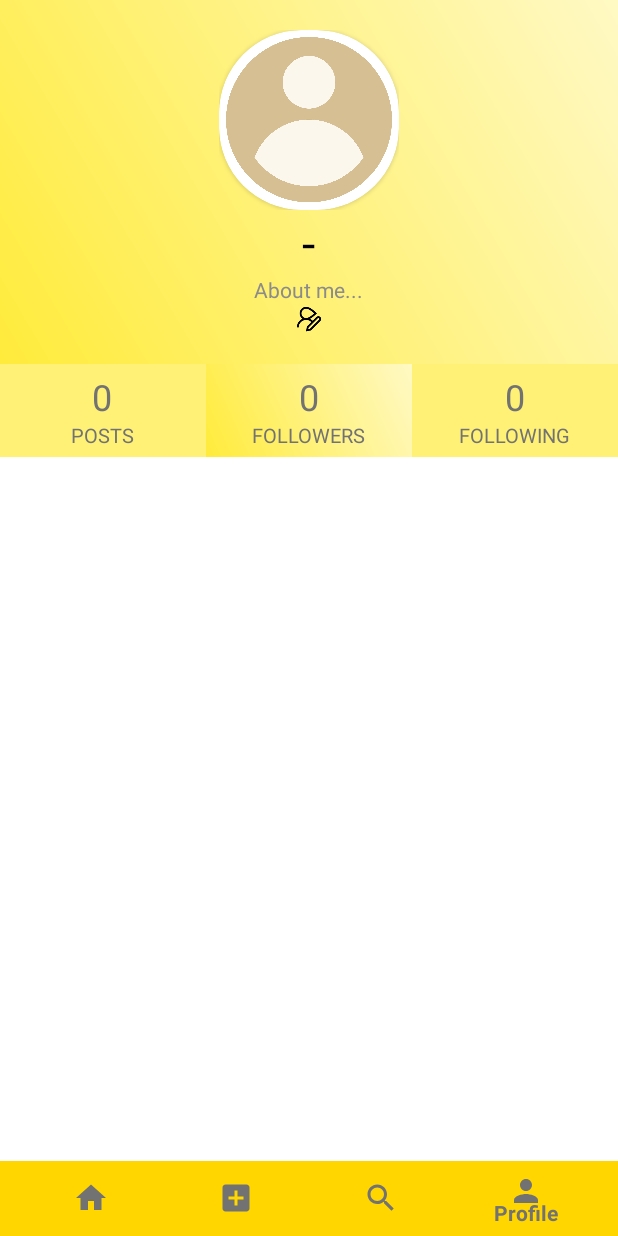
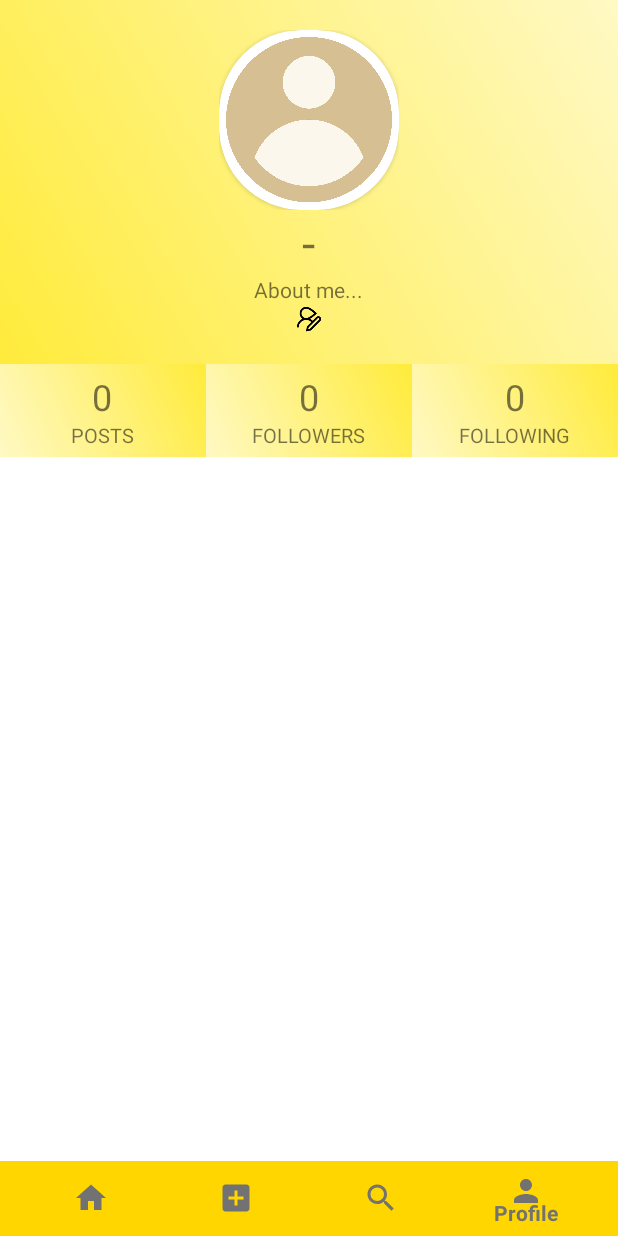
Before and after one commit to KlaudiaKriva/Instaliter, an Android app: the ProfileOfOthersActivity screen opened directly, with no data from a screen before it, item 4 of the bottom bar chosen, on a phone screen of 412 x 824 dp. Run offline under Robolectric (Android 15) with nearby library versions, the phone set to English and light mode, and no system bars; our stand-ins replace Volley; pictures from the network do not load; 9 statements that could not run were skipped.

Commit message:
changing dark mode to violet mode, changing follow and unfollow buttons

```diff
--- a/app/src/main/java/com/example/instaliter/RegisterActivity.java
+++ b/app/src/main/java/com/example/instaliter/RegisterActivity.java
@@ -33,7 +33,7 @@ public class RegisterActivity extends AppCompatActivity {
     public static long userID;
     public static String userName;
     public static String token;
-    public static String registerurl = "http://192.168.2.240:5005/";
+    public static String registerurl = "http://192.168.0.102:5005/";
     public static String profileimage;
     DarkModeActivity modSharedPrefs;
 
--- /dev/null
+++ b/app/src/main/res/drawable/grad_bg3.xml
@@ -0,0 +1,10 @@
+<shape xmlns:android="http://schemas.android.com/apk/res/android"
+    android:shape="rectangle">
+
+    <gradient
+        android:angle="45"
+        android:type="linear"
+        android:startColor="?attr/colorLight"
+        android:endColor="?attr/colorPrimary">
+    </gradient>
+</shape>
--- a/app/src/main/res/layout/edit_profile_layout.xml
+++ b/app/src/main/res/layout/edit_profile_layout.xml
@@ -25,6 +25,7 @@
                 android:id="@+id/back_button"
                 android:layout_width="30dp"
                 android:layout_height="30dp"
+                android:drawableTint="?attr/colorText"
                 android:background="@drawable/icon_cancel">
             </Button>
 
@@ -175,6 +176,7 @@
                 android:layout_width="250dp"
                 android:layout_height="wrap_content"
                 android:paddingBottom="10dp"
+                android:textColor="?attr/colorText"
                 android:id="@+id/change_desc">
             </EditText>
 
--- a/app/src/main/res/layout/one_user.xml
+++ b/app/src/main/res/layout/one_user.xml
@@ -52,6 +52,7 @@
             android:layout_marginStart="8dp"
             android:layout_toEndOf="@+id/card_onProfPic"
             android:text="Line 2"
+            android:textColor="?attr/colorText2"
             android:textSize="15sp" />
 
     </RelativeLayout>
--- a/app/src/main/res/layout/profile_layout.xml
+++ b/app/src/main/res/layout/profile_layout.xml
@@ -54,8 +54,7 @@
                 android:layout_below="@+id/imgUser"
                 android:layout_centerHorizontal="true"
                 android:text="-"
-                android:textSize="32sp"
-                android:textColor="?attr/colorText"/>
+                android:textSize="32sp" />
 
             <TextView
                 android:layout_below="@+id/profile_username"
@@ -64,8 +63,7 @@
                 android:layout_height="wrap_content"
                 android:layout_centerHorizontal="true"
                 android:text="About me..."
-                android:textSize="14sp"
-                android:textColor="?attr/grey"/>
+                android:textSize="14sp" />
 
             <Button
                 android:layout_below="@id/profile_description"
@@ -95,7 +93,7 @@
             android:paddingBottom="5dp"
             android:layout_weight="1"
             android:gravity="center"
-            android:background="?attr/colorAccent">
+            android:background="@drawable/grad_bg3">
 
             <LinearLayout
                 android:layout_width="wrap_content"
@@ -106,7 +104,6 @@
                 <TextView
                     android:layout_width="wrap_content"
                     android:layout_height="wrap_content"
-                    android:textColor="?attr/colorText2"
                     android:text="0"
                     android:id="@+id/profile_number_of_posts"
                     android:textSize="24sp"/>
@@ -114,7 +111,6 @@
                 <TextView
                     android:layout_width="wrap_content"
                     android:layout_height="wrap_content"
-                    android:textColor="?attr/colorText2"
                     android:text="Posts"
                     android:textAllCaps="true"
                     android:textSize="13sp"/>
@@ -130,7 +126,7 @@
             android:paddingBottom="5dp"
             android:layout_weight="1"
             android:gravity="center"
-            android:background="@drawable/grad_bg2">
+            android:background="@drawable/grad_bg3">
 
             <LinearLayout
                 android:layout_width="wrap_content"
@@ -143,7 +139,6 @@
                 <TextView
                     android:layout_width="wrap_content"
                     android:layout_height="wrap_content"
-                    android:textColor="?attr/colorText2"
                     android:text="0"
                     android:id="@+id/profile_number_followers"
                     android:textSize="24sp"/>
@@ -151,7 +146,6 @@
                 <TextView
                     android:layout_width="wrap_content"
                     android:layout_height="wrap_content"
-                    android:textColor="?attr/colorText2"
                     android:text="Followers"
                     android:textAllCaps="true"
                     android:textSize="13sp"/>
@@ -167,7 +161,7 @@
             android:paddingBottom="5dp"
             android:layout_weight="1"
             android:gravity="center"
-            android:background="?attr/colorAccent">
+            android:background="@drawable/grad_bg3">
 
             <LinearLayout
                 android:layout_width="wrap_content"
@@ -179,7 +173,6 @@
                 <TextView
                     android:layout_width="wrap_content"
                     android:layout_height="wrap_content"
-                    android:textColor="?attr/colorText2"
                     android:text="0"
                     android:id="@+id/profile_number_following"
                     android:textSize="24sp"/>
@@ -187,7 +180,6 @@
                 <TextView
                     android:layout_width="wrap_content"
                     android:layout_height="wrap_content"
-                    android:textColor="?attr/colorText2"
                     android:text="Following"
                     android:textAllCaps="true"
                     android:textSize="13sp"/>
--- a/app/src/main/res/values/strings.xml
+++ b/app/src/main/res/values/strings.xml
@@ -21,5 +21,5 @@
     <string name="no_posts">No posts to show, no followers</string>
     <string name="comm">Comments</string>
     <string name="no_comm">No comments</string>
-    <string name="dark_mode">Dark mode</string>
+    <string name="dark_mode">Violet mode</string>
 </resources>
--- a/app/src/main/res/values/styles.xml
+++ b/app/src/main/res/values/styles.xml
@@ -24,19 +24,25 @@
 
     <style name="DarkTheme" parent="Theme.AppCompat.Light.NoActionBar">
         <!-- Customize your theme here. -->
-        <item name="colorText">#FFFFFF</item>
-        <item name="colorText2">#8C8C8C</item>
-        <item name="colorPrimary">#1b1e5e</item>
-        <item name="colorAccent">#2c316e</item>
-        <item name="colorPrimaryDark">#0d0f36</item>
-        <item name="colorBackground">#0f134a</item>
-        <item name="colorLight">#262ea3</item>
+        <item name="colorPrimary">#6b03fc</item>
+        <item name="colorPrimaryDark">#5000bf</item>
+        <item name="colorAccent">#7824ed</item>
+        <item name="colorLight">#bc92f7</item>
+        <item name="colorText">@color/colorText</item>
+        <item name="colorText2">@color/colorText2</item>
+        <item name="transparent">@color/transparent</item>
         <item name="light_grey">@color/light_grey</item>
         <item name="grey">@color/grey</item>
         <item name="dark_grey">@color/dark_grey</item>
+        <item name="colorBackground">@color/white</item>
         <item name="white">@color/white</item>
         <item name="android:buttonStyle">@style/NoShadowButton</item>
     </style>
 
 
 </resources>
+
+
+<!--<item name="colorPrimary">#121212</item>-->
+<!--<item name="colorAccent">#424234</item>-->
+<!--<item name="colorPrimaryDark">#303028</item>-->
```
Also changed, not shown: app/src/main/java/com/example/instaliter/activities/ProfileOfOthersActivity.java (+59 -5 lines), app/src/main/java/com/example/instaliter/adapters/PostsAdapter.java (+10 -1 lines), app/src/main/res/layout/login_layout.xml (+7 -7 lines), app/src/main/res/layout/profile_others.xml (+6 -6 lines), app/src/main/res/layout/register_layout.xml (+11 -9 lines).
